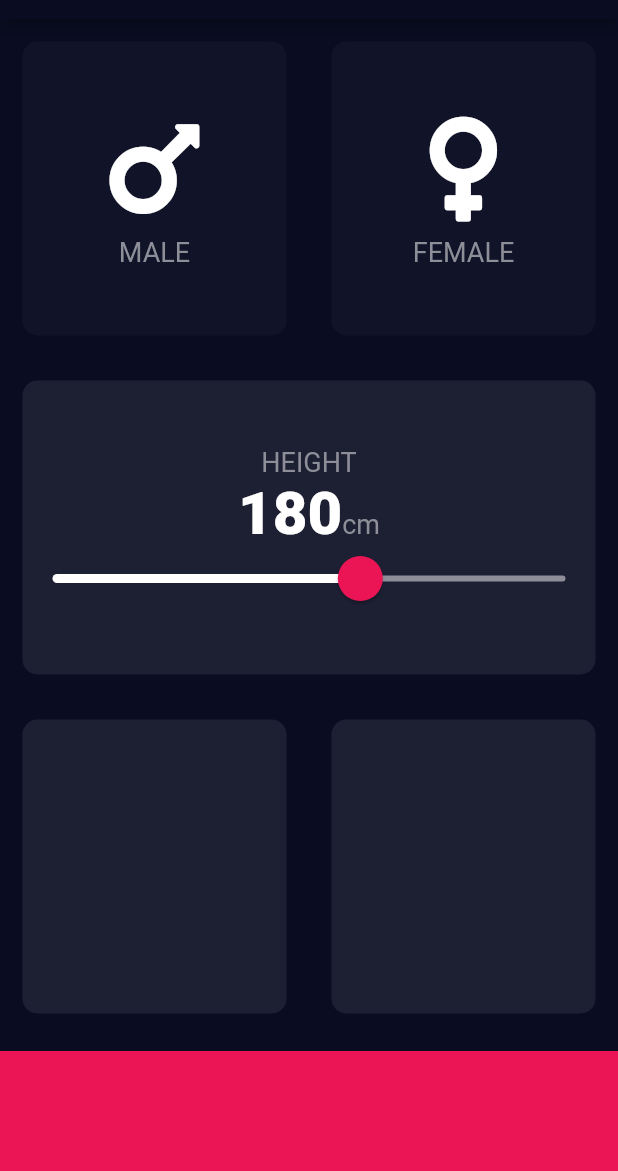
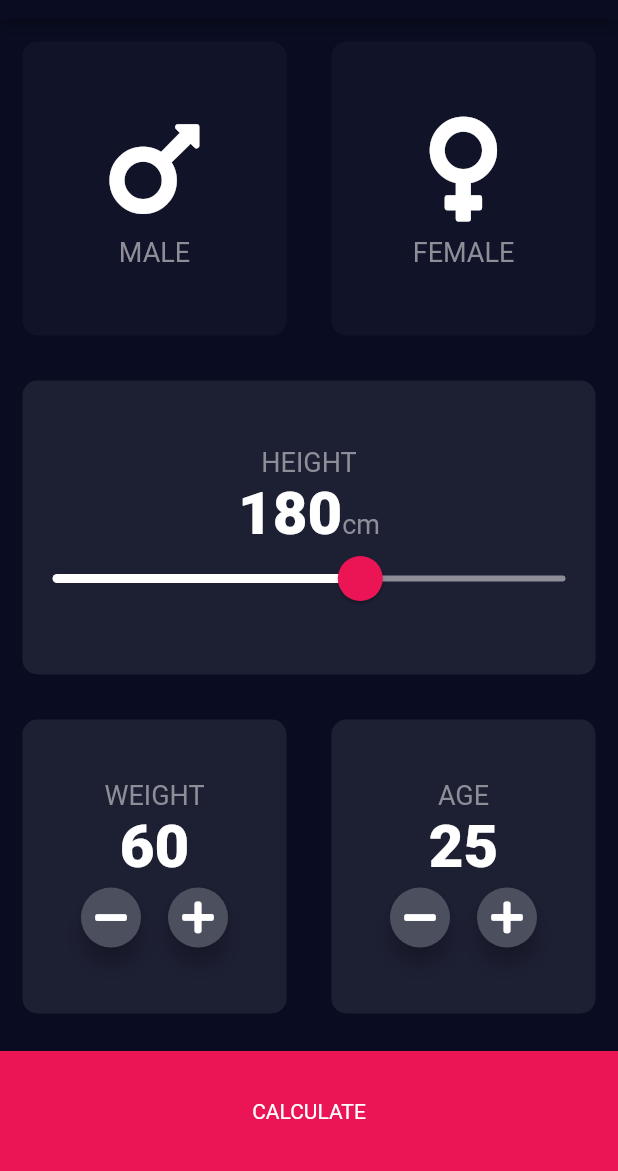
Before and after one commit to artem-fadeev/bmi, a Flutter app: the screen it shows after launch, on a phone screen of 412 x 824 dp, the part 65-1236 px from its top. Run offline on Flutter 3.47's test engine with Material 2 defaults, Android fonts, the phone set to English and light mode, and no system bars; our stand-ins replace font_awesome_flutter.

Commit message:
add second/result screen

```diff
--- a/lib/input_page.dart
+++ b/lib/input_page.dart
@@ -3,6 +3,7 @@ import 'package:bmi/reusable_card.dart';
 import 'package:flutter/material.dart';
 import 'package:font_awesome_flutter/font_awesome_flutter.dart';
 import 'constants.dart';
+import 'results_page.dart';
 
 enum Gender { male, female }
 
@@ -14,6 +15,8 @@ class InputPage extends StatefulWidget {
 class _InputPageState extends State<InputPage> {
   Gender selectedGender;
   int height = 180;
+  int weight = 60;
+  int age = 25;
 
   @override
   Widget build(BuildContext context) {
@@ -118,22 +121,129 @@ class _InputPageState extends State<InputPage> {
             child: Row(
               children: <Widget>[
                 Expanded(
-                  child: ReusableCard(clr: kCardColor),
+                  child: ReusableCard(
+                    clr: kCardColor,
+                    cardChild: Column(
+                      mainAxisAlignment: MainAxisAlignment.center,
+                      children: <Widget>[
+                        Text(
+                          'WEIGHT',
+                          style: kTitleTextStyle,
+                        ),
+                        Text(
+                          weight.toString(),
+                          style: kNumberTextStyle,
+                        ),
+                        Row(
+                          mainAxisAlignment: MainAxisAlignment.center,
+                          children: <Widget>[
+                            RoundIconButton(
+                              icon: FontAwesomeIcons.minus,
+                              onPress: () {
+                                setState(() {
+                                  weight--;
+                                });
+                              },
+                            ),
+                            SizedBox(
+                              width: 10.0,
+                            ),
+                            RoundIconButton(
+                              icon: FontAwesomeIcons.plus,
+                              onPress: () {
+                                setState(() {
+                                  weight++;
+                                });
+                              },
+                            ),
+                          ],
+                        ),
+                      ],
+                    ),
+                  ),
                 ),
                 Expanded(
-                  child: ReusableCard(clr: kCardColor),
+                  child: ReusableCard(
+                    clr: kCardColor,
+                    cardChild: Column(
+                      mainAxisAlignment: MainAxisAlignment.center,
+                      children: <Widget>[
+                        Text(
+                          'AGE',
+                          style: kTitleTextStyle,
+                        ),
+                        Text(
+                          age.toString(),
+                          style: kNumberTextStyle,
+                        ),
+                        Row(
+                          mainAxisAlignment: MainAxisAlignment.center,
+                          children: <Widget>[
+                            RoundIconButton(
+                              icon: FontAwesomeIcons.minus,
+                              onPress: () {
+                                setState(() {
+                                  age--;
+                                });
+                              },
+                            ),
+                            SizedBox(
+                              width: 10.0,
+                            ),
+                            RoundIconButton(
+                              icon: FontAwesomeIcons.plus,
+                              onPress: () {
+                                setState(() {
+                                  age++;
+                                });
+                              },
+                            ),
+                          ],
+                        ),
+                      ],
+                    ),
+                  ),
                 ),
               ],
             ),
           ),
-          Container(
-            height: kBottomContainerHeight,
-            width: double.infinity,
-            color: kBottomContainerColor,
-            margin: const EdgeInsets.only(top: 10.0),
+          GestureDetector(
+            onTap: () {
+              Navigator.push(context,
+                  MaterialPageRoute(builder: (context) => ResultsPage()));
+            },
+            child: Container(
+              child: Center(
+                child: Text('CALCULATE'),
+              ),
+              height: kBottomContainerHeight,
+              width: double.infinity,
+              color: kBottomContainerColor,
+              margin: const EdgeInsets.only(top: 10.0),
+            ),
           )
         ],
       ),
     );
   }
 }
+
+class RoundIconButton extends StatelessWidget {
+  RoundIconButton({@required this.icon, @required this.onPress});
+  final IconData icon;
+  final Function onPress;
+  @override
+  Widget build(BuildContext context) {
+    return RawMaterialButton(
+      child: Icon(icon),
+      onPressed: onPress,
+      elevation: 6.0,
+      shape: CircleBorder(),
+      fillColor: Color(0xFF4C4F5E),
+      constraints: BoxConstraints.tightFor(
+        width: 40.0,
+        height: 40.0,
+      ),
+    );
+  }
+}
--- /dev/null
+++ b/lib/results_page.dart
@@ -0,0 +1,13 @@
+import 'package:flutter/material.dart';
+
+class ResultsPage extends StatelessWidget {
+  @override
+  Widget build(BuildContext context) {
+    return Scaffold(
+      appBar: AppBar(
+        title: Text('BMI CALCULATOR'),
+      ),
+      body: Text('Hello world'),
+    );
+  }
+}
```
